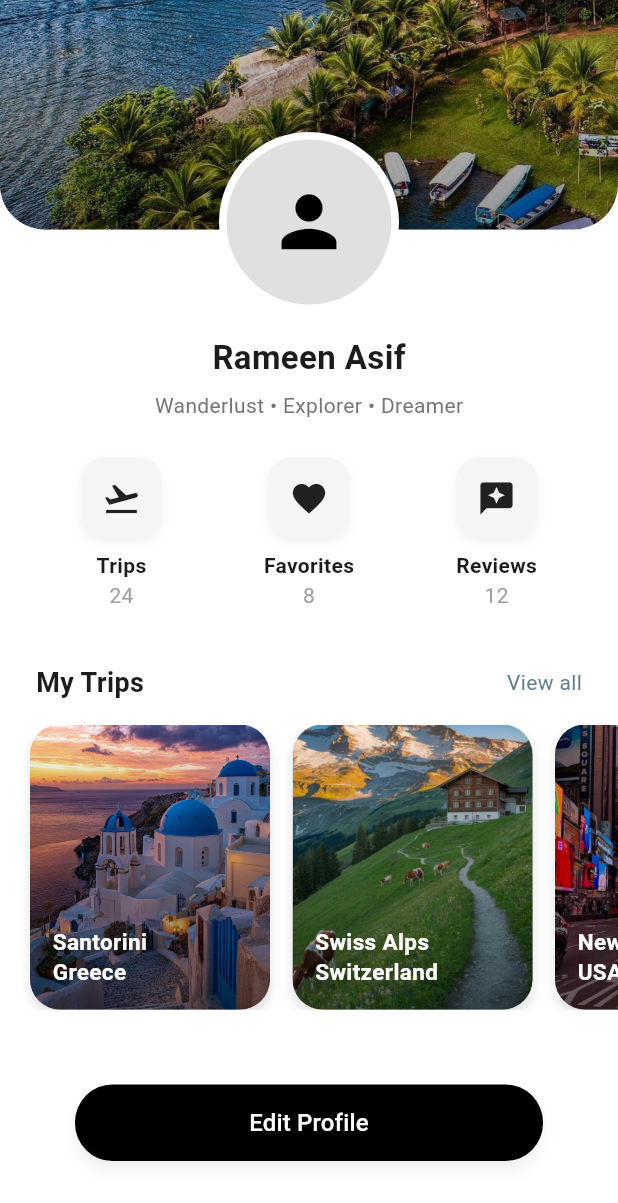
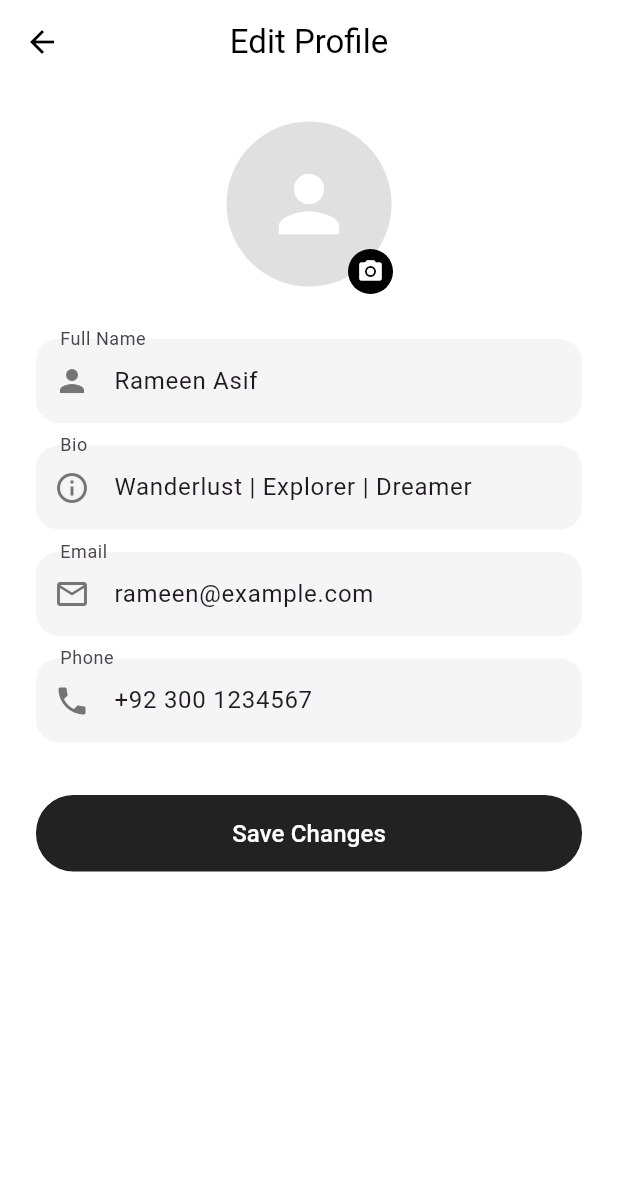
Before and after one commit to zoej-77329/travel_app, a Flutter app: the ProfileScreen screen opened directly, scrolled down 87 dp, after a tap on "Edit Profile", on a phone screen of 412 x 824 dp. Shown: the top 1203 px of the screen. Run offline on Flutter 3.47's test engine with Material 3 defaults, Android fonts, the phone set to English and light mode, and no system bars.

Commit message:
Added Edit Profile screen with form and validation

```diff
--- /dev/null
+++ b/lib/edit_profile.dart
@@ -0,0 +1,147 @@
+import 'package:flutter/material.dart';
+
+class EditProfileScreen extends StatefulWidget {
+  const EditProfileScreen({super.key});
+
+  @override
+  State<EditProfileScreen> createState() => _EditProfileScreenState();
+}
+
+class _EditProfileScreenState extends State<EditProfileScreen> {
+  final _formKey = GlobalKey<FormState>();
+
+  final TextEditingController _nameController =
+  TextEditingController(text: "Rameen Asif");
+  final TextEditingController _bioController =
+  TextEditingController(text: "Wanderlust | Explorer | Dreamer");
+  final TextEditingController _emailController =
+  TextEditingController(text: "rameen@example.com");
+  final TextEditingController _phoneController =
+  TextEditingController(text: "+92 300 1234567");
+
+  @override
+  Widget build(BuildContext context) {
+    return Scaffold(
+      appBar: AppBar(
+        title: const Text("Edit Profile", style: TextStyle(color: Colors.black)),
+        centerTitle: true,
+        backgroundColor: Colors.white,
+        elevation: 0,
+        iconTheme: const IconThemeData(color: Colors.black),
+      ),
+      backgroundColor: Colors.white,
+      body: SingleChildScrollView(
+        padding: const EdgeInsets.symmetric(horizontal: 24, vertical: 20),
+        child: Form(
+          key: _formKey,
+          child: Column(
+            children: [
+              Stack(
+                children: [
+                  CircleAvatar(
+                    radius: 60,
+                    backgroundColor: Colors.white,
+                    child: CircleAvatar(
+                      radius: 55,
+                      backgroundColor: Colors.grey.shade300,
+                      child: const Icon(Icons.person, color: Colors.white, size: 60),
+                    ),
+                  ),
+                  Positioned(
+                    bottom: 0,
+                    right: 4,
+                    child: Container(
+                      decoration: BoxDecoration(
+                        color: Colors.black,
+                        borderRadius: BorderRadius.circular(20),
+                      ),
+                      padding: const EdgeInsets.all(6),
+                      child: const Icon(Icons.camera_alt, color: Colors.white, size: 18),
+                    ),
+                  ),
+                ],
+              ),
+
+              const SizedBox(height: 30),
+
+              // Name
+              _buildTextField(_nameController, "Full Name", Icons.person),
+
+              const SizedBox(height: 15),
+
+              // Bio
+              _buildTextField(_bioController, "Bio", Icons.info_outline),
+
+              const SizedBox(height: 15),
+
+              // Email
+              _buildTextField(_emailController, "Email", Icons.email_outlined),
+
+              const SizedBox(height: 15),
+
+              // Phone
+              _buildTextField(_phoneController, "Phone", Icons.phone),
+
+              const SizedBox(height: 35),
+
+              Container(
+                width: double.infinity,
+                decoration: BoxDecoration(
+                  borderRadius: BorderRadius.circular(25),
+                ),
+                child: ElevatedButton(
+                  onPressed: () {
+                    if (_formKey.currentState!.validate()) {
+                      Navigator.pop(context);
+                      ScaffoldMessenger.of(context).showSnackBar(
+                        SnackBar(
+                          content: const Text("Profile updated successfully!"),
+                          backgroundColor: Color(0xFF1D3B1A),
+                          behavior: SnackBarBehavior.floating,
+                          shape: RoundedRectangleBorder(
+                            borderRadius: BorderRadius.circular(12),
+                          ),
+                          margin: const EdgeInsets.all(12),
+                        ),
+                      );
+                    }
+                  },
+                  style: ElevatedButton.styleFrom(
+                    backgroundColor: Colors.black87,
+                    shadowColor: Colors.transparent,
+                    shape: RoundedRectangleBorder(borderRadius: BorderRadius.circular(25)),
+                    padding: const EdgeInsets.symmetric(vertical: 14),
+                  ),
+                  child: const Text("Save Changes", style: TextStyle(color: Colors.white, fontSize: 16)),
+                ),
+              ),
+
+            ],
+          ),
+        ),
+      ),
+    );
+  }
+
+  Widget _buildTextField(TextEditingController controller, String label, IconData icon) {
+    return TextFormField(
+      controller: controller,
+      decoration: InputDecoration(
+        prefixIcon: Icon(icon, color: Colors.grey.shade600),
+        labelText: label,
+        filled: true,
+        fillColor: Colors.grey.shade100,
+        border: OutlineInputBorder(
+          borderRadius: BorderRadius.circular(15),
+          borderSide: BorderSide.none,
+        ),
+      ),
+      validator: (value) {
+        if (value == null || value.isEmpty) {
+          return "Please enter $label";
+        }
+        return null;
+      },
+    );
+  }
+}
--- a/lib/profile_screen.dart
+++ b/lib/profile_screen.dart
@@ -1,4 +1,5 @@
 import 'package:flutter/material.dart';
+import 'edit_profile.dart';
 
 class ProfileScreen extends StatelessWidget {
   final List<Map<String, String>> myTrips = [
@@ -93,7 +94,6 @@ class ProfileScreen extends StatelessWidget {
 
             const SizedBox(height: 35),
 
-            // 🗺 Section Header
             Padding(
               padding: const EdgeInsets.symmetric(horizontal: 24),
               child: Row(
@@ -113,7 +113,6 @@ class ProfileScreen extends StatelessWidget {
 
             const SizedBox(height: 15),
 
-            // 🖼 Horizontal Trip Cards
             SingleChildScrollView(
               scrollDirection: Axis.horizontal,
               padding: const EdgeInsets.symmetric(horizontal: 20),
@@ -175,7 +174,12 @@ class ProfileScreen extends StatelessWidget {
             Padding(
               padding: const EdgeInsets.symmetric(horizontal: 50),
               child: ElevatedButton(
-                onPressed: () {},
+                onPressed: () {
+                  Navigator.push(
+                    context,
+                    MaterialPageRoute(builder: (context) => const EditProfileScreen()),
+                  );
+                },
                 style: ElevatedButton.styleFrom(
                   backgroundColor: Colors.black,
                   shape: RoundedRectangleBorder(
```
